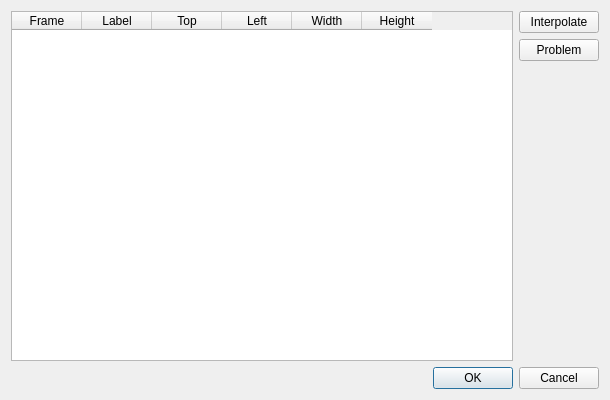
The window that VideoLabel/actioneventdialog.ui (Fomore/Hiwi) describes before a commit, drawn with Qt 5.
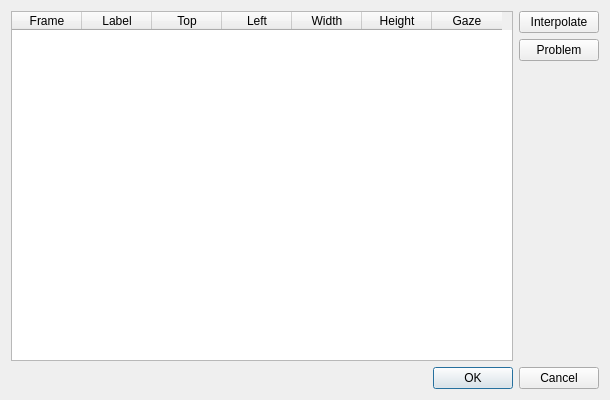
The same window after the commit.

The edit to the form file:
```diff
--- a/VideoLabel/actioneventdialog.ui
+++ b/VideoLabel/actioneventdialog.ui
@@ -31,7 +31,7 @@
         <number>57</number>
        </attribute>
        <attribute name="verticalHeaderVisible">
-        <bool>true</bool>
+        <bool>false</bool>
        </attribute>
        <column>
         <property name="text">
@@ -63,6 +63,11 @@
          <string>Height</string>
         </property>
        </column>
+       <column>
+        <property name="text">
+         <string>Gaze</string>
+        </property>
+       </column>
       </widget>
      </item>
      <item>
```
